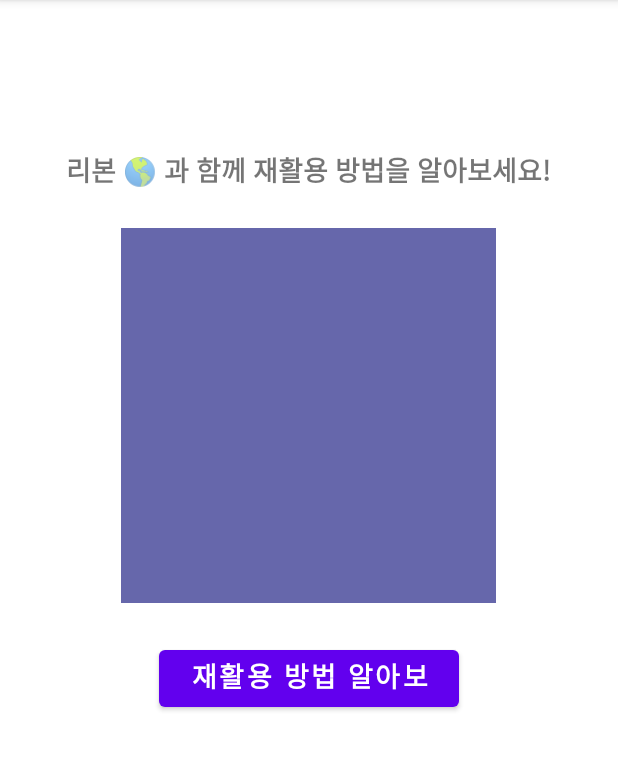
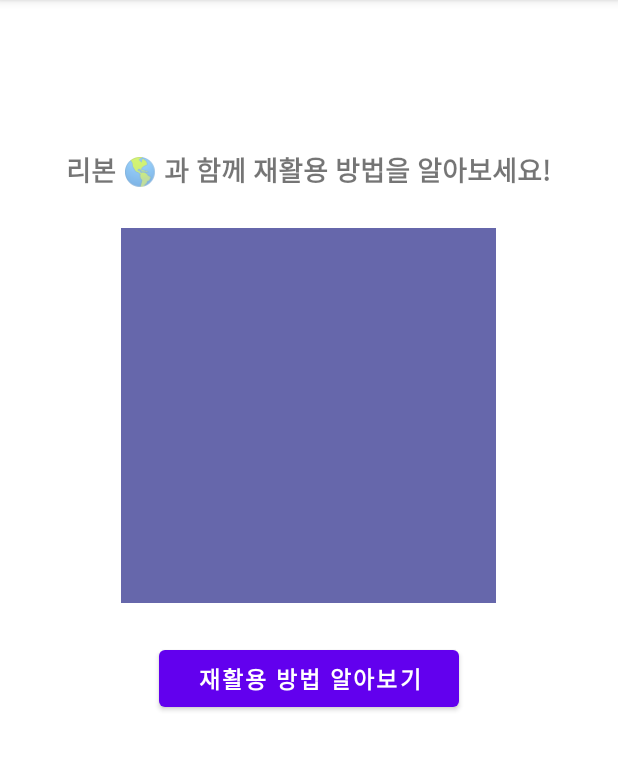
Before and after one commit to Freehage/Free, an Android app: the RecycleCamera screen opened directly, with no data from a screen before it, on a phone screen of 412 x 824 dp, the part 84-855 px from its top. Run offline under Robolectric (Android 15) with nearby library versions, the phone set to English and light mode, and no system bars; libraries missing offline, so code that uses them is left out: org.tensorflow.lite; pictures from the network do not load; 1 statement that could not run was skipped.

```diff
--- a/APP/app/src/main/res/layout/activity_recyclecamera.xml
+++ b/APP/app/src/main/res/layout/activity_recyclecamera.xml
@@ -35,7 +35,7 @@
         android:layout_gravity="center"
         android:layout_marginTop="25dp"
         android:text="재활용 방법 알아보기"
-        android:textSize="18dp"
+        android:textSize="15dp"
         android:textStyle="bold" />
 
     <!--yolo-->
```
